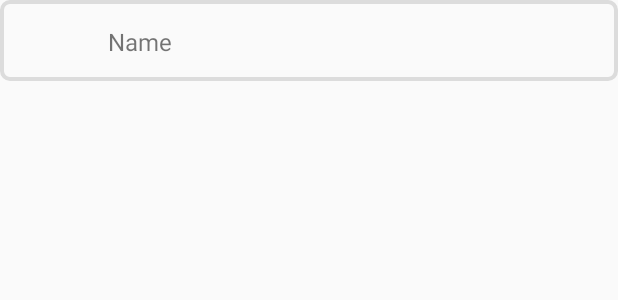
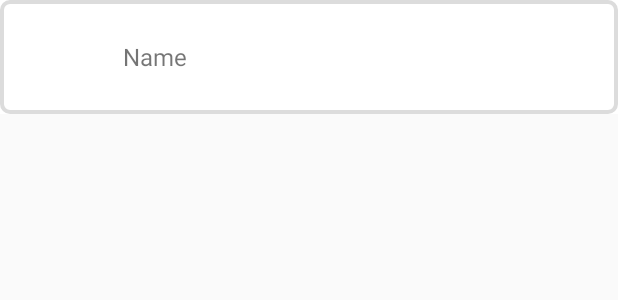
Before and after one commit to lsteamer/Calendar-Event, an Android app: the layout event_list_item.xml on its own in the app's theme, with its tools: preview values and no code run, on a phone screen of 412 x 824 dp. Shown: the top 300 px of the screen. Run offline under Robolectric (Android 15) with nearby library versions, the phone set to English and light mode, and no system bars.

Commit message:
12 - Cleaned up the code. Updated the layout.

```diff
--- a/app/src/main/java/lsteamer/elmexicano/com/calendarmarker/EventDetailActivity.java
+++ b/app/src/main/java/lsteamer/elmexicano/com/calendarmarker/EventDetailActivity.java
@@ -92,7 +92,7 @@ public class EventDetailActivity extends AppCompatActivity {
             public void onClick(View view) {
 
                 //If there's no title, send an error message
-                if(mNewEventDescription.getText().length() == 0 ){
+                if(mNewEventTitle.getText().length() == 0 ){
 
                 }
                 else{
--- a/app/src/main/java/lsteamer/elmexicano/com/calendarmarker/MainActivity.java
+++ b/app/src/main/java/lsteamer/elmexicano/com/calendarmarker/MainActivity.java
@@ -86,6 +86,7 @@ public class MainActivity extends AppCompatActivity {
         eventlistRecyclerView.setAdapter(mAdapter);
 
 
+
         new ItemTouchHelper(new ItemTouchHelper.SimpleCallback(0,ItemTouchHelper.LEFT | ItemTouchHelper.RIGHT) {
             @Override
             public boolean onMove(RecyclerView recyclerView, RecyclerView.ViewHolder viewHolder, RecyclerView.ViewHolder target) {
--- a/app/src/main/res/drawable/rectangle_text.xml
+++ b/app/src/main/res/drawable/rectangle_text.xml
@@ -1,8 +1,20 @@
-<shape xmlns:android="http://schemas.android.com/apk/res/android"
-    android:shape="rectangle">
+<?xml version="1.0" encoding="utf-8"?>
+<layer-list xmlns:android="http://schemas.android.com/apk/res/android" >
+
+    <item>
+        <shape android:shape="rectangle" >
+            <solid android:color="#ffffff" />
+        </shape>
+    </item>
+    <item>
+        <shape android:shape="rectangle">
             <solid android:color="#00000000" />
             <stroke android:width="2.5dp"
                 android:color="#DCDCDC" />
             <corners
                 android:radius="5dp"/>
         </shape>
+
+    </item>
+
+</layer-list>
--- a/app/src/main/res/layout/color_spinner_item.xml
+++ b/app/src/main/res/layout/color_spinner_item.xml
@@ -3,6 +3,7 @@
     android:layout_width="match_parent"
     android:layout_height="56dp"
     android:gravity="center_vertical"
+    android:background="@android:color/white"
     android:orientation="horizontal">
 
     <TextView
--- a/app/src/main/res/layout/event_list_item.xml
+++ b/app/src/main/res/layout/event_list_item.xml
@@ -1,17 +1,28 @@
 <?xml version="1.0" encoding="utf-8"?>
-<android.support.constraint.ConstraintLayout xmlns:android="http://schemas.android.com/apk/res/android"
+<FrameLayout xmlns:android="http://schemas.android.com/apk/res/android"
     xmlns:app="http://schemas.android.com/apk/res-auto"
     android:layout_width="match_parent"
-    android:layout_height="56dp"
-    android:gravity="center_vertical"
-    android:orientation="horizontal">
+    android:layout_height="wrap_content"
+    android:orientation="vertical">
 
-    <TextView
+
+
+    <RelativeLayout
+        android:id="@+id/view_background"
         android:layout_width="match_parent"
-        android:layout_height="match_parent"
-        android:layout_marginBottom="2dp"
+        android:layout_height="match_parent">
+
+    </RelativeLayout>
+
+
+
+
+    <RelativeLayout
+        android:id="@+id/view_foreground"
+        android:layout_width="match_parent"
+        android:layout_height="wrap_content"
         android:background="@drawable/rectangle_text"
-        />
+        android:padding="10dp">
 
         <include
             layout="@layout/color_spinner_item"
@@ -24,4 +35,7 @@
 
 
 
-</android.support.constraint.ConstraintLayout>
+    </RelativeLayout>
+
+
+</FrameLayout>
--- a/app/src/main/res/values/colors.xml
+++ b/app/src/main/res/values/colors.xml
@@ -4,4 +4,6 @@
     <color name="colorPrimaryDark">#303F9F</color>
     <color name="colorPrimaryLight">#92AAC7</color>
     <color name="colorAccent">#ED5752</color>
+    <color name="bg_row_background">#fa315b</color>
+    <color name="item_name">#535353</color>
 </resources>
```
Lines whose indentation alone changed are shown as unchanged.
